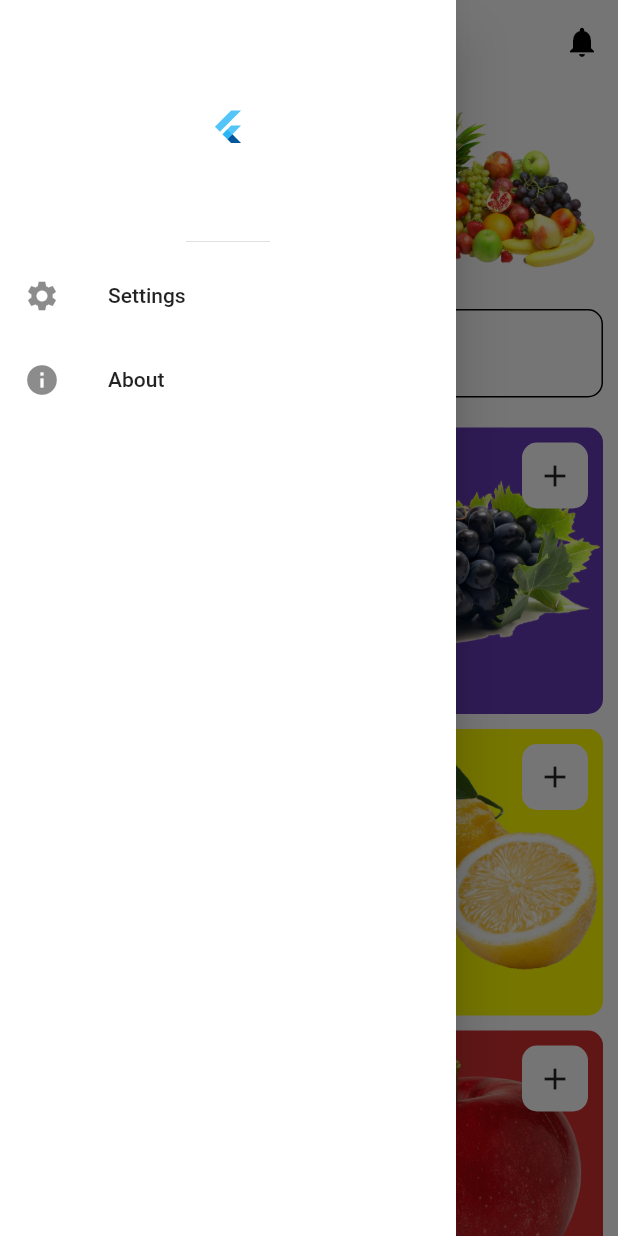
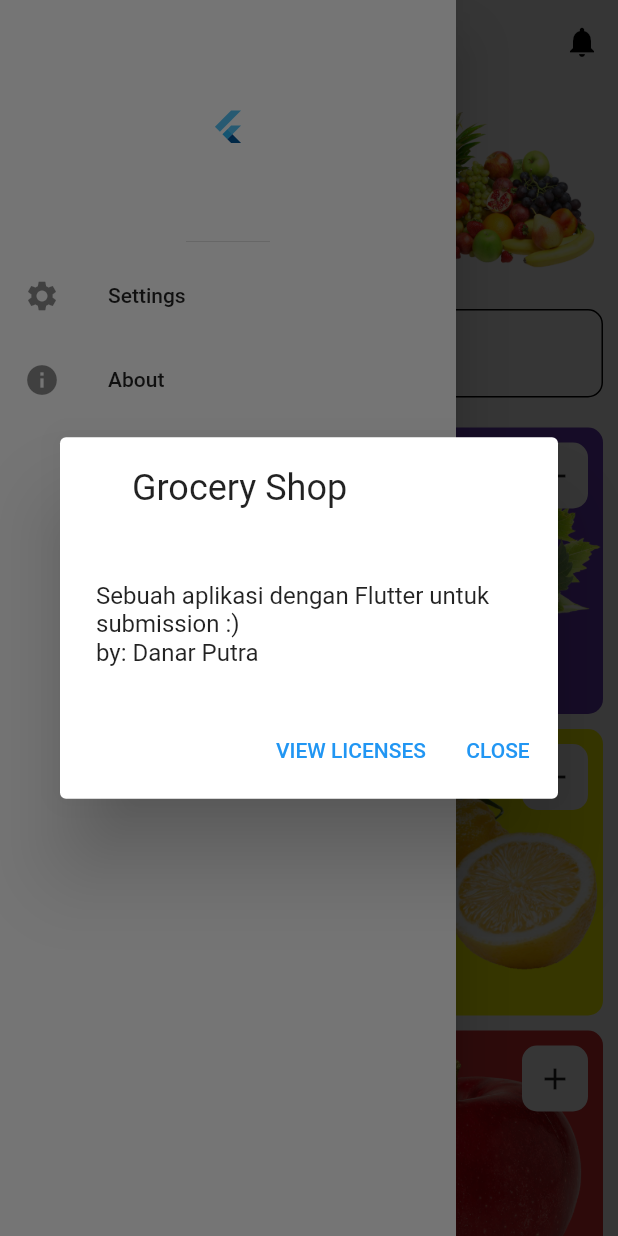
Before and after one commit to pradana4648/belajar_flutter, a Flutter app: the screen it shows after launch, in the side drawer, after a tap on "About", on a phone screen of 412 x 824 dp. Run offline on Flutter 3.47's test engine with Material 2 defaults, Android fonts, the phone set to English and light mode, and no system bars.

```diff
--- a/lib/screens/home_screen.dart
+++ b/lib/screens/home_screen.dart
@@ -39,7 +39,7 @@ class _HomeScreenState extends State<HomeScreen> {
         child: Column(
           children: [
             DrawerHeader(
-              child: Expanded(child: FlutterLogo()),
+              child: FlutterLogo(),
             ),
             ListTile(
               leading: Icon(Icons.settings),
@@ -49,7 +49,17 @@ class _HomeScreenState extends State<HomeScreen> {
             ListTile(
               leading: Icon(Icons.info),
               title: Text('About'),
-              onTap: () {},
+              onTap: () {
+                showAboutDialog(
+                  context: context,
+                  applicationName: 'Grocery Shop',
+                  children: [
+                    Text('Sebuah aplikasi dengan Flutter untuk submission :)'),
+                    Text('by: Danar Putra'),
+                  ],
+                  useRootNavigator: true,
+                );
+              },
             ),
           ],
         ),
```
